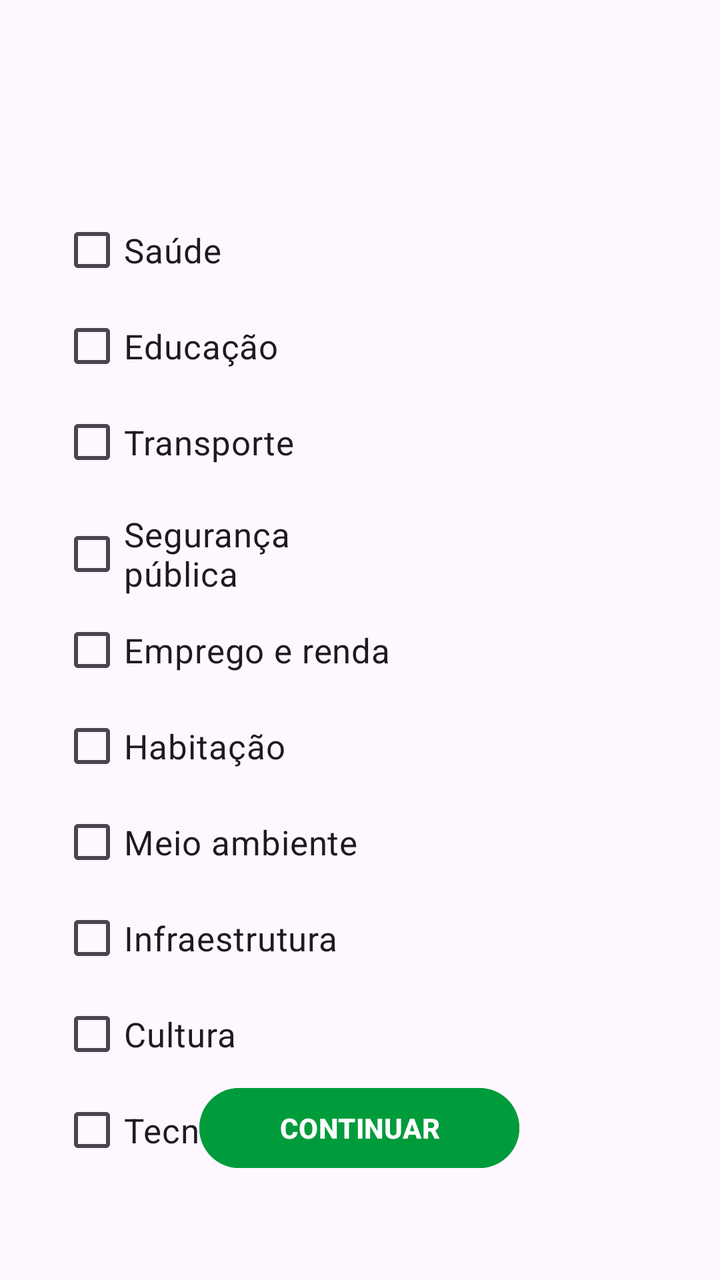
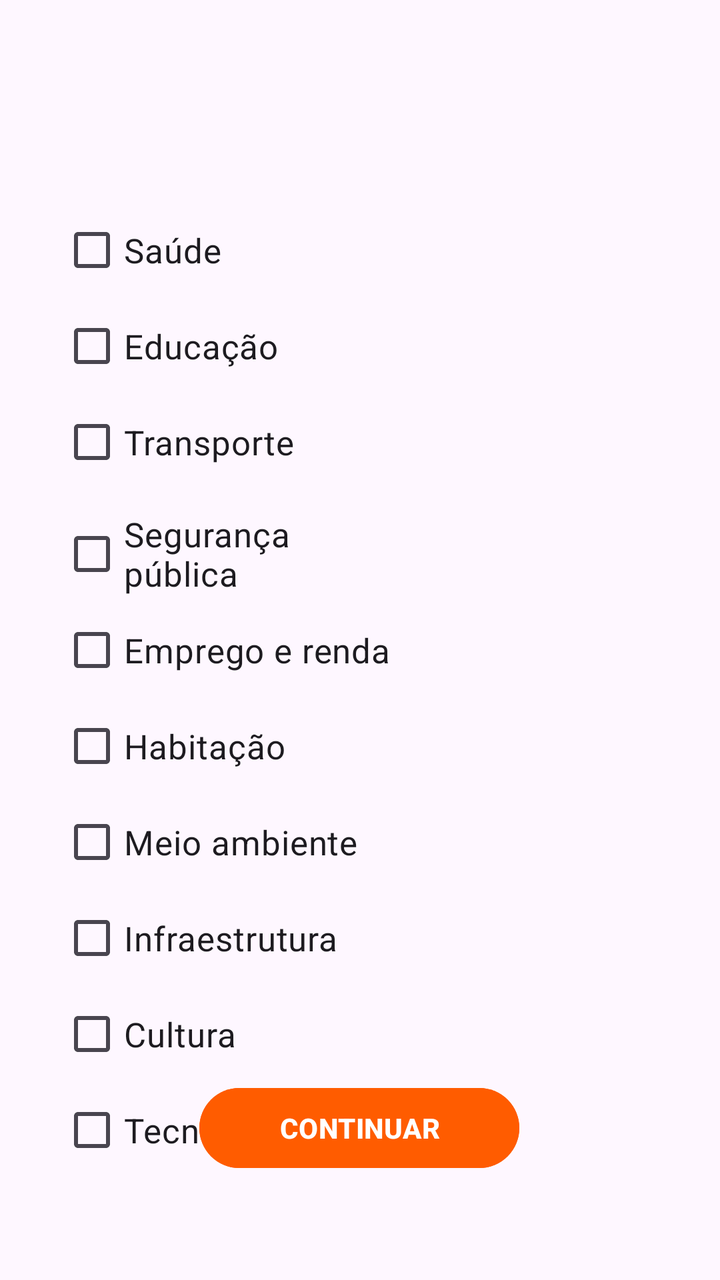

Screens rendered from an Android XML layout before and after an edit, with the pre-edit source and the edit as a unified diff.
<!-- AndroidManifest.xml: application theme Theme.Eleitoral -->
<!-- res/layout/activity_problemas.xml -->
<?xml version="1.0" encoding="utf-8"?>
<androidx.constraintlayout.widget.ConstraintLayout
    xmlns:android="http://schemas.android.com/apk/res/android"
    xmlns:app="http://schemas.android.com/apk/res-auto"
    xmlns:tools="http://schemas.android.com/tools"
    android:id="@+id/main"
    android:layout_width="match_parent"
    android:layout_height="match_parent"
    tools:context=".ProblemasActivity">

    <CheckBox
        android:id="@+id/ckSaude"
        android:layout_width="0dp"
        android:layout_height="wrap_content"
        android:layout_marginStart="30dp"
        android:layout_marginTop="101dp"
        android:layout_marginEnd="30dp"
        android:text="Saúde"
        android:textSize="17sp"
        app:layout_constraintEnd_toEndOf="parent"
        app:layout_constraintStart_toStartOf="parent"
        app:layout_constraintTop_toTopOf="parent" />

    <CheckBox
        android:id="@+id/ckEdu"
        android:layout_width="0dp"
        android:layout_height="wrap_content"
        android:layout_marginStart="30dp"
        android:layout_marginEnd="30dp"
        android:text="Educação"
        android:textSize="17sp"
        app:layout_constraintEnd_toEndOf="parent"
        app:layout_constraintStart_toStartOf="parent"
        app:layout_constraintTop_toBottomOf="@id/ckSaude" />

    <CheckBox
        android:id="@+id/ckTrans"
        android:layout_width="0dp"
        android:layout_height="wrap_content"
        android:layout_marginStart="30dp"
        android:layout_marginEnd="30dp"
        android:text="Transporte"
        android:textSize="17sp"
        app:layout_constraintEnd_toEndOf="parent"
        app:layout_constraintStart_toStartOf="parent"
        app:layout_constraintTop_toBottomOf="@id/ckEdu" />

    <CheckBox
        android:id="@+id/ckSeg"
        android:layout_width="0dp"
        android:layout_height="wrap_content"
        android:layout_marginStart="30dp"
        android:layout_marginTop="8dp"
        android:layout_marginEnd="204dp"
        android:text="Segurança pública"
        android:textSize="17sp"
        app:layout_constraintEnd_toEndOf="parent"
        app:layout_constraintHorizontal_bias="1.0"
        app:layout_constraintStart_toStartOf="parent"
        app:layout_constraintTop_toBottomOf="@id/ckTrans" />

    <CheckBox
        android:id="@+id/ckEmprego"
        android:layout_width="0dp"
        android:layout_height="wrap_content"
        android:layout_marginStart="30dp"
        android:layout_marginEnd="30dp"
        android:text="Emprego e renda"
        android:textSize="17sp"
        app:layout_constraintEnd_toEndOf="parent"
        app:layout_constraintStart_toStartOf="parent"
        app:layout_constraintTop_toBottomOf="@id/ckSeg" />

    <CheckBox
        android:id="@+id/ckHab"
        android:layout_width="0dp"
        android:layout_height="wrap_content"
        android:layout_marginStart="30dp"
        android:layout_marginEnd="30dp"
        android:text="Habitação"
        android:textSize="17sp"
        app:layout_constraintEnd_toEndOf="parent"
        app:layout_constraintStart_toStartOf="parent"
        app:layout_constraintTop_toBottomOf="@id/ckEmprego" />

    <CheckBox
        android:id="@+id/ckAmb"
        android:layout_width="0dp"
        android:layout_height="wrap_content"
        android:layout_marginStart="30dp"
        android:layout_marginEnd="30dp"
        android:text="Meio ambiente"
        android:textSize="17sp"
        app:layout_constraintEnd_toEndOf="parent"
        app:layout_constraintStart_toStartOf="parent"
        app:layout_constraintTop_toBottomOf="@id/ckHab" />

    <CheckBox
        android:id="@+id/ckInfra"
        android:layout_width="0dp"
        android:layout_height="wrap_content"
        android:layout_marginStart="30dp"
        android:layout_marginEnd="30dp"
        android:text="Infraestrutura"
        android:textSize="17sp"
        app:layout_constraintEnd_toEndOf="parent"
        app:layout_constraintStart_toStartOf="parent"
        app:layout_constraintTop_toBottomOf="@id/ckAmb" />

    <CheckBox
        android:id="@+id/ckCult"
        android:layout_width="0dp"
        android:layout_height="wrap_content"
        android:layout_marginStart="30dp"
        android:layout_marginEnd="30dp"
        android:text="Cultura"
        android:textSize="17sp"
        app:layout_constraintEnd_toEndOf="parent"
        app:layout_constraintStart_toStartOf="parent"
        app:layout_constraintTop_toBottomOf="@id/ckInfra" />

    <CheckBox
        android:id="@+id/ckTec"
        android:layout_width="0dp"
        android:layout_height="wrap_content"
        android:layout_marginStart="30dp"
        android:layout_marginEnd="30dp"
        android:text="Tecnologia"
        android:textSize="17sp"
        app:layout_constraintEnd_toEndOf="parent"
        app:layout_constraintStart_toStartOf="parent"
        app:layout_constraintTop_toBottomOf="@id/ckCult" />

    <Button
        android:id="@+id/btSendPb"
        android:layout_width="160dp"
        android:layout_height="wrap_content"
        android:layout_marginBottom="52dp"
        android:backgroundTint="#009C3B"
        android:text="CONTINUAR"
        android:textColor="#FFFFFF"
        android:textStyle="bold"
        app:layout_constraintBottom_toBottomOf="parent"
        app:layout_constraintEnd_toEndOf="parent"
        app:layout_constraintHorizontal_bias="0.498"
        app:layout_constraintStart_toStartOf="parent" />

</androidx.constraintlayout.widget.ConstraintLayout>
<!-- resources referenced by this layout -->
<resources>
  <style name="Theme.Eleitoral" parent="Base.Theme.Eleitoral" />
  <style name="Base.Theme.Eleitoral" parent="Theme.Material3.DayNight.NoActionBar">
          
          
      </style>
</resources>

<!-- the commit's change to res/layout/activity_problemas.xml (unified diff, before → after) -->
@@ -136,7 +136,7 @@
         android:layout_width="160dp"
         android:layout_height="wrap_content"
         android:layout_marginBottom="52dp"
-        android:backgroundTint="#009C3B"
+        android:backgroundTint="#FF5C00"
         android:text="CONTINUAR"
         android:textColor="#FFFFFF"
         android:textStyle="bold"
